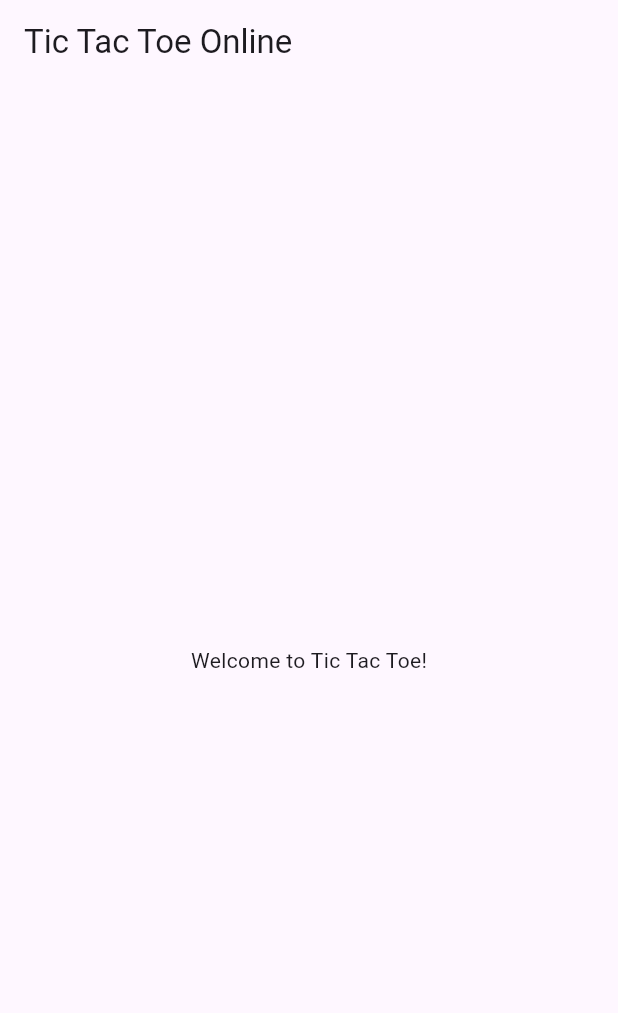
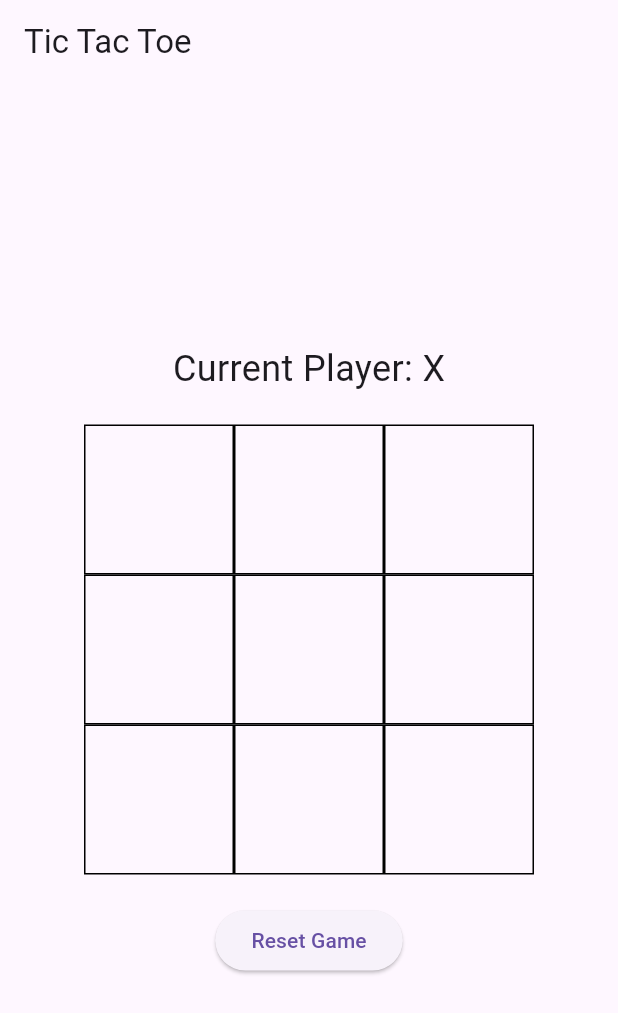
Before and after one commit to lutaii/ttt-mobile-app, a Flutter app: the screen it shows after launch, on a phone screen of 412 x 824 dp. Shown: the top 1013 px of the screen. Run offline on Flutter 3.47's test engine with Material 3 defaults, Android fonts, the phone set to English and light mode, and no system bars; our stand-ins replace firebase_auth, firebase_core, logger; accounts and stored records are empty; network calls fail.

Commit message:
add free mode game mode

```diff
--- a/lib/main.dart
+++ b/lib/main.dart
@@ -2,11 +2,20 @@ import 'package:firebase_auth/firebase_auth.dart';
 import 'package:firebase_core/firebase_core.dart';
 import 'package:flutter/material.dart';
 import 'package:logger/logger.dart';
+import 'package:provider/provider.dart';
+import 'package:ttt_mobile_app/screens/game_screen.dart';
+
+import 'models/tic_tie_toe_model.dart';
 
 void main() async {
   WidgetsFlutterBinding.ensureInitialized();
   await Firebase.initializeApp();
-  runApp(const MyApp());
+  runApp(
+    ChangeNotifierProvider(
+      create: (context) => TicTacToeModel(),
+      child: MyApp(),
+    ),
+  );
 }
 
 final logger = Logger(printer: SimplePrinter());
@@ -26,7 +35,6 @@ class _MyAppState extends State<MyApp> {
   }
 
   Future<void> _checkAndSignIn() async {
-    // Check if a user is already signed in
     if (FirebaseAuth.instance.currentUser == null) {
       try {
         UserCredential userCredential =
@@ -44,12 +52,6 @@ class _MyAppState extends State<MyApp> {
 
   @override
   Widget build(BuildContext context) {
-    return MaterialApp(
-      title: 'Tic Tac Toe Online',
-      home: Scaffold(
-        appBar: AppBar(title: Text('Tic Tac Toe Online')),
-        body: Center(child: Text('Welcome to Tic Tac Toe!')),
-      ),
-    );
+    return MaterialApp(title: 'Tic Tac Toe Online', home: GameScreen());
   }
 }
--- /dev/null
+++ b/lib/models/tic_tie_toe_model.dart
@@ -0,0 +1,55 @@
+import 'package:flutter/material.dart';
+
+class TicTacToeModel extends ChangeNotifier {
+  late List<String> board;
+  late String currentPlayer;
+  String? winner;
+
+  TicTacToeModel() {
+    resetGame();
+  }
+
+  void resetGame() {
+    board = List.filled(9, '');
+    currentPlayer = 'X';
+    winner = null;
+    notifyListeners();
+  }
+
+  void makeMove(int index) {
+    if (board[index] == '' && winner == null) {
+      board[index] = currentPlayer;
+
+      if (_checkWinner(currentPlayer)) {
+        winner = currentPlayer;
+      } else if (!board.contains('')) {
+        winner = 'Draw';
+      } else {
+        currentPlayer = (currentPlayer == 'X') ? 'O' : 'X';
+      }
+      notifyListeners();
+    }
+  }
+
+  bool _checkWinner(String player) {
+    List<List<int>> winningIndices = [
+      [0, 1, 2],
+      [3, 4, 5],
+      [6, 7, 8],
+      [0, 3, 6],
+      [1, 4, 7],
+      [2, 5, 8],
+      [0, 4, 8],
+      [2, 4, 6],
+    ];
+
+    for (var combo in winningIndices) {
+      if (board[combo[0]] == player &&
+          board[combo[1]] == player &&
+          board[combo[2]] == player) {
+        return true;
+      }
+    }
+    return false;
+  }
+}
--- /dev/null
+++ b/lib/screens/game_screen.dart
@@ -0,0 +1,67 @@
+import 'package:flutter/material.dart';
+import 'package:provider/provider.dart';
+import 'package:ttt_mobile_app/models/tic_tie_toe_model.dart';
+
+class GameScreen extends StatelessWidget {
+  const GameScreen({super.key});
+
+  @override
+  Widget build(BuildContext context) {
+    final model = Provider.of<TicTacToeModel>(context);
+
+    return Scaffold(
+      appBar: AppBar(title: Text('Tic Tac Toe')),
+      body: Center(
+        child: Column(
+          mainAxisAlignment: MainAxisAlignment.center,
+          crossAxisAlignment: CrossAxisAlignment.center,
+          children: [
+            // Display current game status: current player's turn, winner, or draw.
+            Text(
+              model.winner != null
+                  ? (model.winner == 'Draw'
+                      ? "It's a Draw!"
+                      : "Winner: ${model.winner}")
+                  : "Current Player: ${model.currentPlayer}",
+              style: TextStyle(fontSize: 24),
+            ),
+            SizedBox(height: 20),
+            // Game board grid
+            SizedBox(
+              width: 300,
+              height: 300,
+              child: GridView.builder(
+                gridDelegate: SliverGridDelegateWithFixedCrossAxisCount(
+                  crossAxisCount: 3,
+                ),
+                itemCount: model.board.length,
+                itemBuilder: (context, index) {
+                  return GestureDetector(
+                    onTap: () => model.makeMove(index),
+                    child: Container(
+                      decoration: BoxDecoration(
+                        border: Border.all(color: Colors.black),
+                      ),
+                      child: Center(
+                        child: Text(
+                          model.board[index],
+                          style: TextStyle(fontSize: 32),
+                        ),
+                      ),
+                    ),
+                  );
+                },
+              ),
+            ),
+            SizedBox(height: 20),
+            // Reset button to start a new game
+            ElevatedButton(
+              onPressed: () => model.resetGame(),
+              child: Text("Reset Game"),
+            ),
+          ],
+        ),
+      ),
+    );
+  }
+}
```
Also changed, not shown: pubspec.yaml (+1 -34 lines), pubspec.lock.
